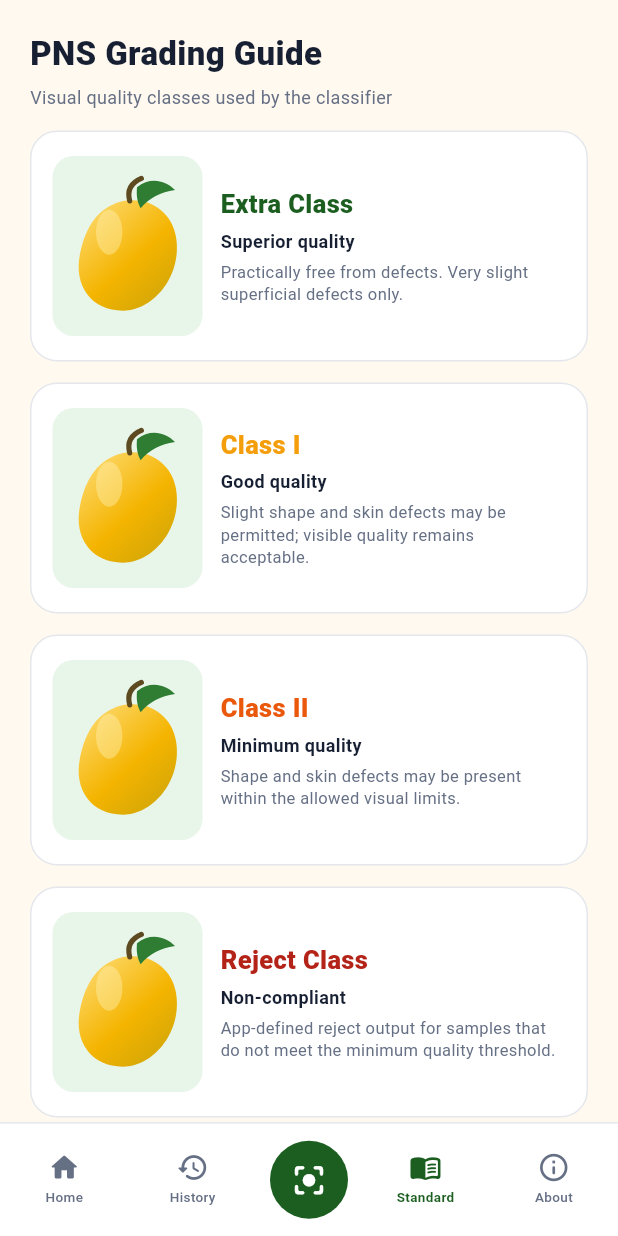
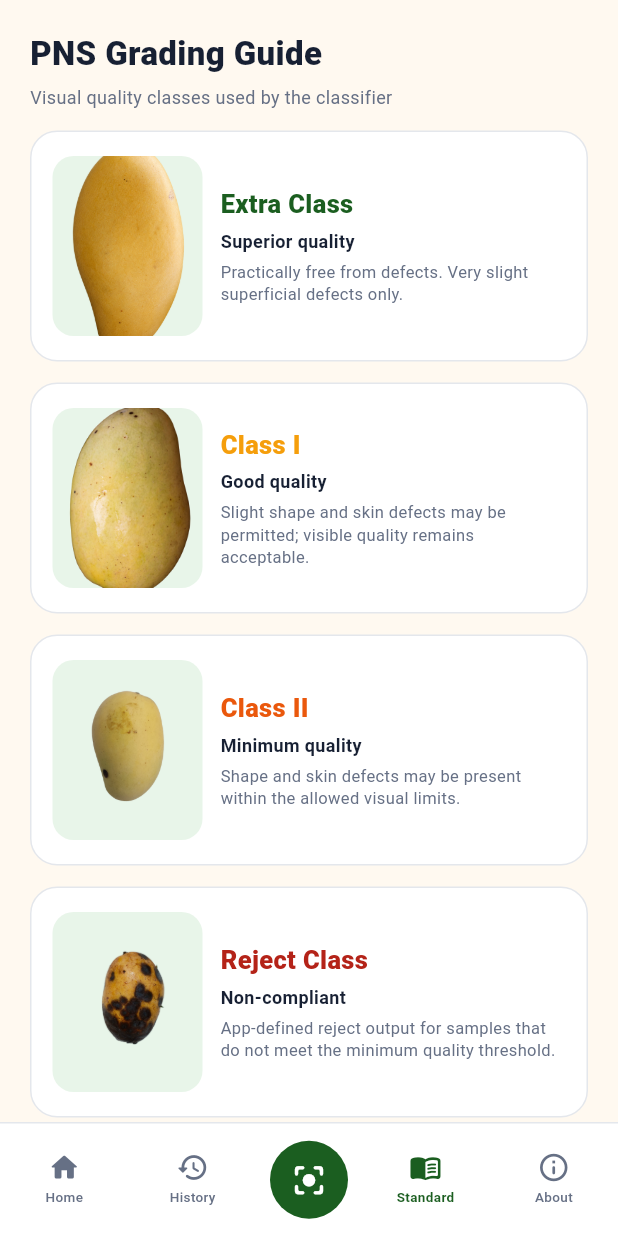
Before and after one commit to JairusHaro/MANGRADE, a Flutter app: the screen it shows after launch, item 4 of the bottom bar chosen, on a phone screen of 412 x 824 dp. Run offline on Flutter 3.47's test engine with Material 3 defaults, Android fonts, the phone set to English and light mode, and no system bars; our stand-ins replace image_picker, shared_preferences.

Commit message:
Minor Spelling mistakes & Added Pictures to Grading Standard Screen

```diff
--- a/manggrade_app/lib/screens/standard_screen.dart
+++ b/manggrade_app/lib/screens/standard_screen.dart
@@ -1,7 +1,6 @@
 import 'package:flutter/material.dart';
 import '../models/classification_result.dart';
 import '../theme/app_theme.dart';
-import '../widgets/mango_illustration.dart';
 
 class StandardScreen extends StatelessWidget {
   const StandardScreen({super.key});
@@ -14,24 +13,28 @@ class StandardScreen extends StatelessWidget {
         'Extra Class',
         'Superior quality',
         'Practically free from defects. Very slight superficial defects only.',
+        'assets/images/extra_class.png',
       ),
       const _GuideData(
         MangoClass.classI,
         'Class I',
         'Good quality',
         'Slight shape and skin defects may be permitted; visible quality remains acceptable.',
+        'assets/images/class_i.png',
       ),
       const _GuideData(
         MangoClass.classII,
         'Class II',
         'Minimum quality',
         'Shape and skin defects may be present within the allowed visual limits.',
+        'assets/images/class_ii.png',
       ),
       const _GuideData(
         MangoClass.reject,
         'Reject Class',
         'Non-compliant',
         'App-defined reject output for samples that do not meet the minimum quality threshold.',
+        'assets/images/reject_class.png',
       ),
     ];
 
@@ -102,12 +105,14 @@ class _GuideData {
   final String title;
   final String subtitle;
   final String description;
+  final String imagePath;
 
   const _GuideData(
     this.mangoClass,
     this.title,
     this.subtitle,
     this.description,
+    this.imagePath,
   );
 }
 
@@ -150,7 +155,22 @@ class _GuideCard extends StatelessWidget {
               borderRadius: BorderRadius.circular(14),
             ),
             alignment: Alignment.center,
-            child: const MangoIllustration(width: 78, height: 92),
+            child: ClipRRect(
+              borderRadius: BorderRadius.circular(12),
+              child: Image.asset(
+                data.imagePath,
+                width: 100,
+                height: 120,
+                fit: BoxFit.cover,
+                errorBuilder: (context, error, stackTrace) {
+                  return const Icon(
+                    Icons.image_not_supported_outlined,
+                    size: 32,
+                    color: AppColors.textSecondary,
+                  );
+                },
+              ),
+            ),
           ),
           const SizedBox(width: 12),
           Expanded(
--- a/manggrade_app/pubspec.yaml
+++ b/manggrade_app/pubspec.yaml
@@ -22,3 +22,6 @@ dev_dependencies:
 
 flutter:
   uses-material-design: true
+
+  assets:
+    - assets/images/
```
Also changed, not shown: manggrade_app/assets/images/class_i.png (added), manggrade_app/assets/images/class_ii.png (added), manggrade_app/assets/images/extra_class.png (added), manggrade_app/assets/images/reject_class.png (added).
